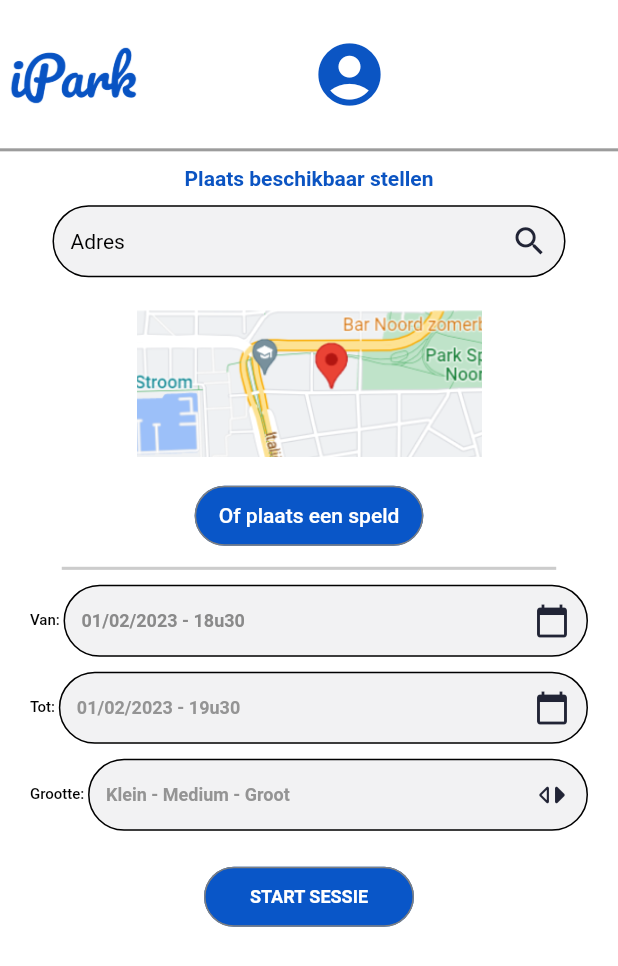
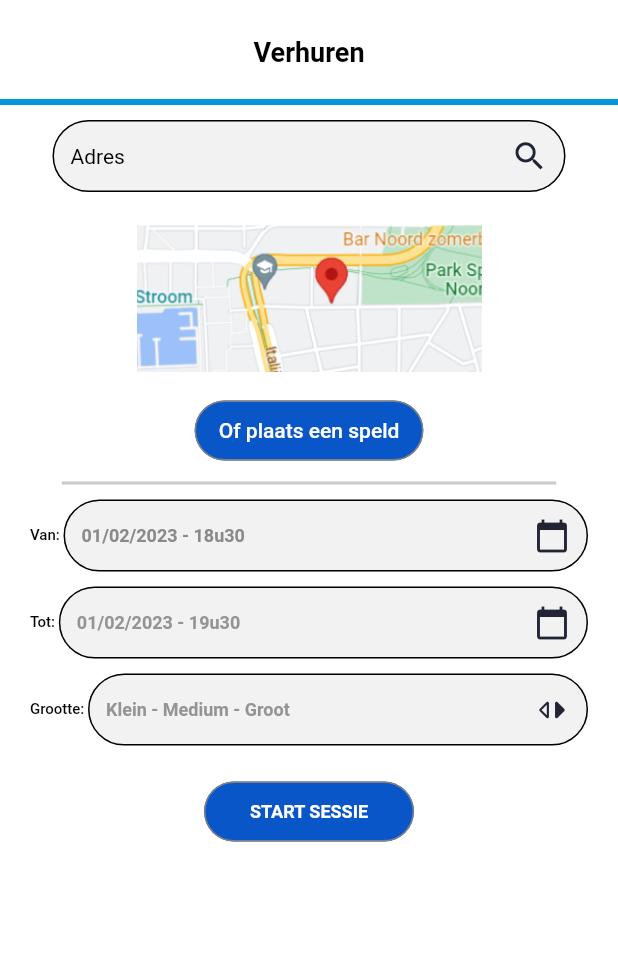
Before and after one commit to PhilippeMazur/Intro_Mobile_iPark, a Flutter app: the Verhuren screen opened directly, on a phone screen of 412 x 824 dp. Shown: the top 966 px of the screen. Run offline on Flutter 3.47's test engine with Material 2 defaults, Android fonts, the phone set to English and light mode, and no system bars; our stand-ins replace cloud_firestore, firebase_auth, firebase_core, flutter_cache_manager, flutter_map, latlong2 and 3 more; missing offline and left inert: open_street_map_search_and_pick; accounts and stored records are empty.

Commit message:
add appbar to rent page

```diff
--- a/lib/verhuren.dart
+++ b/lib/verhuren.dart
@@ -3,6 +3,7 @@
 import 'package:cloud_firestore/cloud_firestore.dart';
 import 'package:firebase_auth/firebase_auth.dart';
 import 'package:flutter/material.dart';
+import 'package:flutter/services.dart';
 import 'package:ipark/chooseLocation.dart';
 import 'package:ipark/chooseScreen.dart';
 import 'package:ipark/login.dart';
@@ -34,105 +35,29 @@ class Verhuren extends StatelessWidget {
   Widget build(BuildContext context) {
     return Scaffold(
       backgroundColor: Color(0xffffffff),
-      body: Align(
-        alignment: Alignment.bottomCenter,
-        child: Container(
-          margin: EdgeInsets.zero,
-          padding: EdgeInsets.zero,
-          width: MediaQuery.of(context).size.width,
-          height: MediaQuery.of(context).size.height,
-          decoration: BoxDecoration(
-            color: Color(0xffffffff),
-            shape: BoxShape.rectangle,
-            borderRadius: BorderRadius.zero,
-          ),
-          child: Column(
-            mainAxisAlignment: MainAxisAlignment.start,
-            crossAxisAlignment: CrossAxisAlignment.center,
-            mainAxisSize: MainAxisSize.max,
-            children: [
-              Row(
-                mainAxisAlignment: MainAxisAlignment.start,
-                crossAxisAlignment: CrossAxisAlignment.center,
-                mainAxisSize: MainAxisSize.max,
-                children: [
-                  Container(
-                    margin: EdgeInsets.zero,
-                    padding: EdgeInsets.zero,
-                    width: MediaQuery.of(context).size.width,
-                    height: MediaQuery.of(context).size.height * 0.12,
-                    decoration: BoxDecoration(
-                      color: Color(0x1fffffff),
-                      shape: BoxShape.rectangle,
-                      borderRadius: BorderRadius.zero,
-                    ),
-                    child: Row(
-                      mainAxisAlignment: MainAxisAlignment.start,
-                      crossAxisAlignment: CrossAxisAlignment.center,
-                      mainAxisSize: MainAxisSize.max,
-                      children: [
-                        ///***If you have exported images you must have to copy those images in assets/images directory.
-                        Image(
-                          image:
-                              AssetImage("assets/images/intromobilelogo.png"),
-                          height: 60,
-                          width: 100,
-                          fit: BoxFit.contain,
-                        ),
-                        Padding(
-                          padding: EdgeInsets.fromLTRB(100, 0, 0, 0),
-                          child: Align(
-                            alignment: Alignment(0.0, 0.0),
-                            child: IconButton(
-                              icon: Icon(Icons.account_circle),
-                              onPressed: () {
-                                Navigator.push(
-                                  context,
-                                  MaterialPageRoute(
-                                      builder: (context) => loginScreen()),
-                                );
-                              },
-                              color: Color(0xff0b55c3),
-                              iconSize: 50,
+      appBar: AppBar(
+        toolbarHeight: 70, // Set this height
+        elevation: 0,
+        centerTitle: true,
+        automaticallyImplyLeading: false,
+        backgroundColor: const Color.fromARGB(255, 255, 255, 255),
+        shape: const Border(
+            bottom:
+                BorderSide(color: Color.fromARGB(255, 0, 152, 217), width: 4)),
+        title: const Text(
+          "Verhuren",
+          style: TextStyle(
+            fontWeight: FontWeight.w700,
+            fontStyle: FontStyle.normal,
+            fontSize: 18,
+            color: Color(0xff000000),
           ),
         ),
       ),
-                      ],
-                    ),
-                  ),
-                ],
-              ),
+      body: Column(
+        children: [
           Column(
-                mainAxisAlignment: MainAxisAlignment.start,
-                crossAxisAlignment: CrossAxisAlignment.center,
-                mainAxisSize: MainAxisSize.max,
             children: [
-                  Container(
-                    margin: EdgeInsets.zero,
-                    padding: EdgeInsets.zero,
-                    width: MediaQuery.of(context).size.width,
-                    height: 2,
-                    decoration: BoxDecoration(
-                      color: Color(0x1f000000),
-                      shape: BoxShape.rectangle,
-                      borderRadius: BorderRadius.zero,
-                      border: Border.all(color: Color(0x4d000000), width: 1),
-                    ),
-                  ),
-                  Padding(
-                    padding: EdgeInsets.fromLTRB(0, 10, 0, 0),
-                    child: Text(
-                      "Plaats beschikbaar stellen",
-                      textAlign: TextAlign.center,
-                      overflow: TextOverflow.clip,
-                      style: TextStyle(
-                        fontWeight: FontWeight.w700,
-                        fontStyle: FontStyle.normal,
-                        fontSize: 14,
-                        color: Color(0xff0b54c2),
-                      ),
-                    ),
-                  ),
               Padding(
                 padding: EdgeInsets.fromLTRB(35, 10, 35, 5),
                 child: TextField(
@@ -173,8 +98,8 @@ class Verhuren extends StatelessWidget {
                     fillColor: Color(0xfff2f2f3),
                     isDense: false,
                     contentPadding: EdgeInsets.fromLTRB(12, 8, 12, 8),
-                        suffixIcon: Icon(Icons.search,
-                            color: Color(0xff212435), size: 25),
+                    suffixIcon:
+                        Icon(Icons.search, color: Color(0xff212435), size: 25),
                   ),
                 ),
               ),
@@ -194,8 +119,7 @@ class Verhuren extends StatelessWidget {
                 onPressed: () {
                   Navigator.push(
                     context,
-                        MaterialPageRoute(
-                            builder: (context) => ChooseLocation()),
+                    MaterialPageRoute(builder: (context) => ChooseLocation()),
                   );
                 },
                 color: Color(0xff0956c8),
@@ -288,8 +212,7 @@ class Verhuren extends StatelessWidget {
                             filled: true,
                             fillColor: Color(0xfff2f2f3),
                             isDense: false,
-                                contentPadding:
-                                    EdgeInsets.fromLTRB(12, 8, 12, 8),
+                            contentPadding: EdgeInsets.fromLTRB(12, 8, 12, 8),
                             suffixIcon: Icon(Icons.calendar_today,
                                 color: Color(0xff212435), size: 24),
                           ),
@@ -358,8 +281,7 @@ class Verhuren extends StatelessWidget {
                             filled: true,
                             fillColor: Color(0xfff2f2f3),
                             isDense: false,
-                                contentPadding:
-                                    EdgeInsets.fromLTRB(12, 8, 12, 8),
+                            contentPadding: EdgeInsets.fromLTRB(12, 8, 12, 8),
                             suffixIcon: Icon(Icons.calendar_today,
                                 color: Color(0xff212435), size: 24),
                           ),
@@ -428,8 +350,7 @@ class Verhuren extends StatelessWidget {
                             filled: true,
                             fillColor: Color(0xfff2f2f3),
                             isDense: false,
-                                contentPadding:
-                                    EdgeInsets.fromLTRB(12, 8, 12, 8),
+                            contentPadding: EdgeInsets.fromLTRB(12, 8, 12, 8),
                             suffixIcon: Icon(Icons.switch_left_rounded,
                                 color: Color(0xff212435), size: 24),
                           ),
@@ -455,8 +376,7 @@ class Verhuren extends StatelessWidget {
                     borderRadius: BorderRadius.circular(80.0),
                     side: BorderSide(color: Color(0xff808080), width: 1),
                   ),
-                      padding:
-                          EdgeInsets.symmetric(horizontal: 16, vertical: 8),
+                  padding: EdgeInsets.symmetric(horizontal: 16, vertical: 8),
                   child: Text(
                     "START SESSIE",
                     style: TextStyle(
@@ -474,8 +394,6 @@ class Verhuren extends StatelessWidget {
           ),
         ],
       ),
-        ),
-      ),
     );
   }
 }
```
Lines whose indentation alone changed are shown as unchanged.
